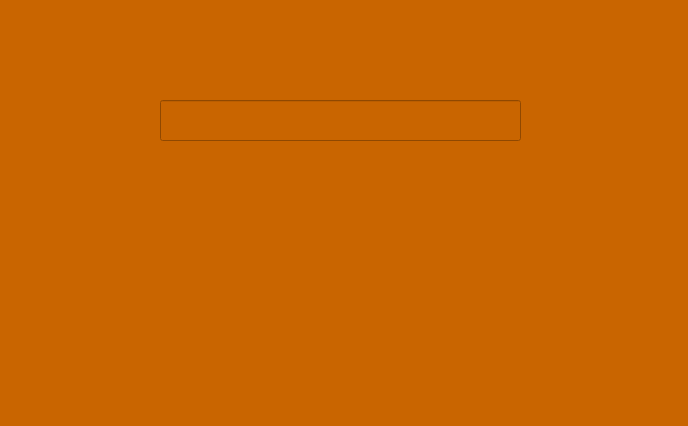
This is bonus of gui for text editor/TextEditor/linesdialog.ui in eslammohamedtolba/Login-and-Text-Editor-Applications as Qt 5 draws it before an edit. The edited form follows.
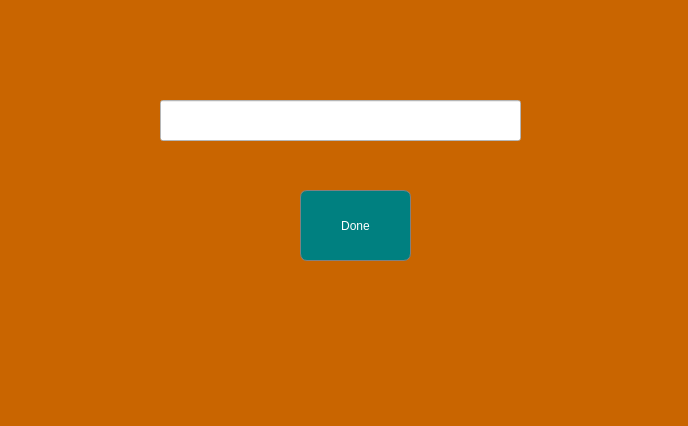
This is the edited form.

Patch:
```diff
--- a/bonus of gui for text editor/TextEditor/linesdialog.ui
+++ b/bonus of gui for text editor/TextEditor/linesdialog.ui
@@ -28,6 +28,28 @@
      <height>41</height>
     </rect>
    </property>
+   <property name="styleSheet">
+    <string notr="true">background:rgb(255, 255, 255);</string>
+   </property>
+  </widget>
+  <widget class="QPushButton" name="pushButton_toexit">
+   <property name="geometry">
+    <rect>
+     <x>300</x>
+     <y>190</y>
+     <width>111</width>
+     <height>71</height>
+    </rect>
+   </property>
+   <property name="styleSheet">
+    <string notr="true">border-radius:7px;
+border:1px solid grey;
+background:teal;
+color:white</string>
+   </property>
+   <property name="text">
+    <string>Done</string>
+   </property>
   </widget>
  </widget>
  <resources/>
```
